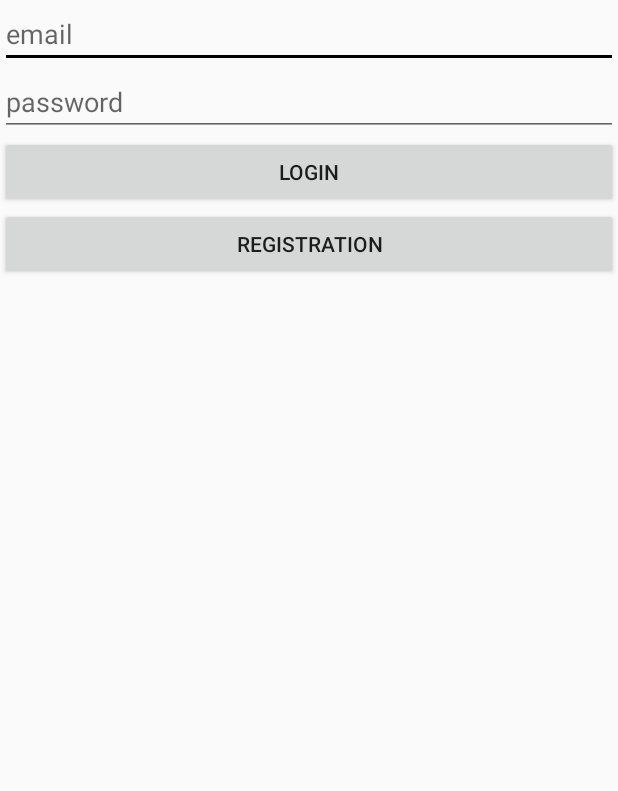
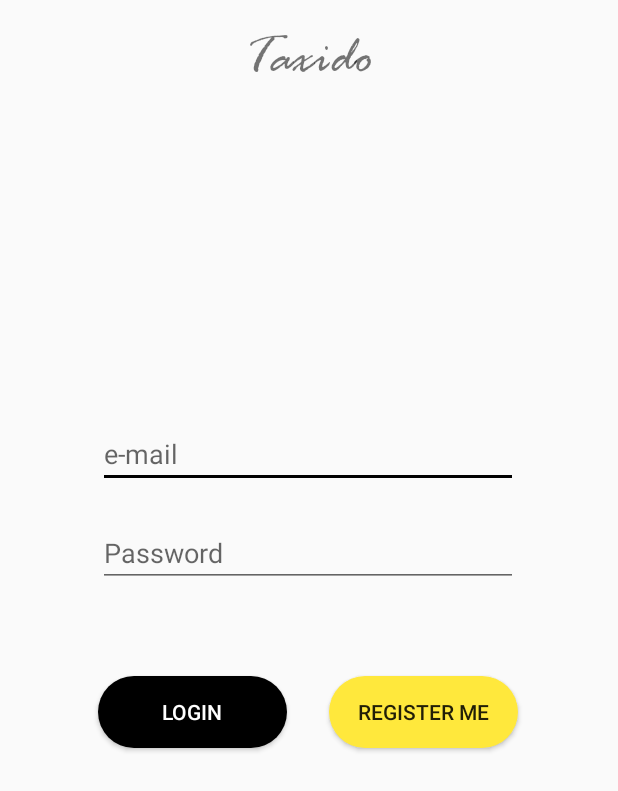
Before and after one commit to aryaanlambe/Taxido, an Android app: the DriverLoginActivity screen opened directly, with no data from a screen before it, on a phone screen of 412 x 824 dp. Shown: the top 791 px of the screen. Run offline under Robolectric (Android 15) with nearby library versions, the phone set to English and light mode, and no system bars; our stand-ins replace Firebase (no records; nobody signed in at launch, a user with empty details on screens opened directly); 1 statement that could not run was skipped.

Commit message:
Revamped Driver & Customer Login screens

```diff
--- /dev/null
+++ b/android/app/src/main/res/drawable/button_login_rounder.xml
@@ -0,0 +1,7 @@
+<?xml version="1.0" encoding="utf-8"?>
+<shape xmlns:android="http://schemas.android.com/apk/res/android" android:shape="rectangle">
+
+    <solid android:color="#000000"/>
+    <corners android:radius="35dp"/>
+
+</shape>
--- /dev/null
+++ b/android/app/src/main/res/drawable/button_registerme_rounder.xml
@@ -0,0 +1,7 @@
+<?xml version="1.0" encoding="utf-8"?>
+<shape xmlns:android="http://schemas.android.com/apk/res/android" android:shape="rectangle">
+
+    <solid android:color="#FFE83C"/>
+    <corners android:radius="35dp"/>
+
+</shape>
--- a/android/app/src/main/res/layout/activity_driver_login.xml
+++ b/android/app/src/main/res/layout/activity_driver_login.xml
@@ -6,24 +6,79 @@
     android:layout_height="match_parent"
     tools:context="com.aryaanlambe.travelapp.DriverLoginActivity"
     android:orientation="vertical">
-    <EditText
+
+    <android.support.constraint.ConstraintLayout
         android:layout_width="match_parent"
-        android:layout_height="wrap_content"
-        android:hint="email"
-        android:id="@+id/email"/>
-    <EditText
-        android:layout_width="match_parent"
-        android:layout_height="wrap_content"
-        android:hint="password"
-        android:id="@+id/password"/>
-    <Button
-        android:layout_width="match_parent"
-        android:layout_height="wrap_content"
-        android:text="login"
-        android:id="@+id/login"/>
-    <Button
-        android:layout_width="match_parent"
-        android:layout_height="wrap_content"
-        android:text="registration"
-        android:id="@+id/registration"/>
+        android:layout_height="match_parent">
+
+        <Button
+            android:id="@+id/registration"
+            android:layout_width="126dp"
+            android:layout_height="48dp"
+            android:background="@drawable/button_registerme_rounder"
+            android:text="Register Me"
+            app:layout_constraintBottom_toBottomOf="parent"
+            app:layout_constraintEnd_toEndOf="parent"
+            app:layout_constraintHorizontal_bias="0.768"
+            app:layout_constraintStart_toStartOf="parent"
+            app:layout_constraintTop_toTopOf="parent"
+            app:layout_constraintVertical_bias="0.581" />
+
+        <Button
+            android:id="@+id/login"
+            android:layout_width="126dp"
+            android:layout_height="48dp"
+            android:background="@drawable/button_login_rounder"
+            android:text="login"
+            android:textColor="@color/colorWhite"
+            app:layout_constraintBottom_toBottomOf="parent"
+            app:layout_constraintEnd_toEndOf="parent"
+            app:layout_constraintHorizontal_bias="0.228"
+            app:layout_constraintStart_toStartOf="parent"
+            app:layout_constraintTop_toTopOf="parent"
+            app:layout_constraintVertical_bias="0.581" />
+
+        <TextView
+            android:id="@+id/textView4"
+            android:layout_width="wrap_content"
+            android:layout_height="wrap_content"
+            android:fontFamily="@font/rage_italic"
+            android:text="Taxido"
+            android:textSize="36sp"
+            app:layout_constraintBottom_toBottomOf="parent"
+            app:layout_constraintEnd_toEndOf="parent"
+            app:layout_constraintHorizontal_bias="0.498"
+            app:layout_constraintStart_toStartOf="parent"
+            app:layout_constraintTop_toTopOf="parent"
+            app:layout_constraintVertical_bias="0.023" />
+
+        <EditText
+            android:id="@+id/email"
+            android:layout_width="280dp"
+            android:layout_height="45dp"
+            android:ems="10"
+            android:hint="e-mail"
+            android:inputType="textEmailAddress"
+            app:layout_constraintBottom_toBottomOf="parent"
+            app:layout_constraintEnd_toEndOf="parent"
+            app:layout_constraintHorizontal_bias="0.496"
+            app:layout_constraintStart_toStartOf="parent"
+            app:layout_constraintTop_toTopOf="parent"
+            app:layout_constraintVertical_bias="0.36" />
+
+        <EditText
+            android:id="@+id/password"
+            android:layout_width="280dp"
+            android:layout_height="45dp"
+            android:ems="10"
+            android:hint="Password"
+            android:inputType="textPassword"
+            app:layout_constraintBottom_toBottomOf="parent"
+            app:layout_constraintEnd_toEndOf="parent"
+            app:layout_constraintHorizontal_bias="0.496"
+            app:layout_constraintStart_toStartOf="parent"
+            app:layout_constraintTop_toTopOf="parent"
+            app:layout_constraintVertical_bias="0.444" />
+    </android.support.constraint.ConstraintLayout>
+
 </LinearLayout>
```
Also changed, not shown: android/app/src/main/res/layout/activity_customer_login.xml (+72 -19 lines).
